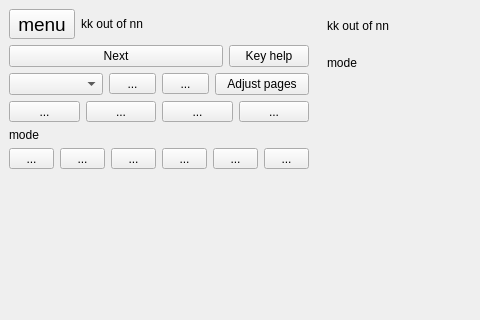
The window that plomclient/client/ui_files/annotator.ui (plomgrading/plom-client) describes before a commit, drawn with Qt 5; both pictures show x 0 to 480 and y 0 to 320 of the 881 by 670 pixel window.
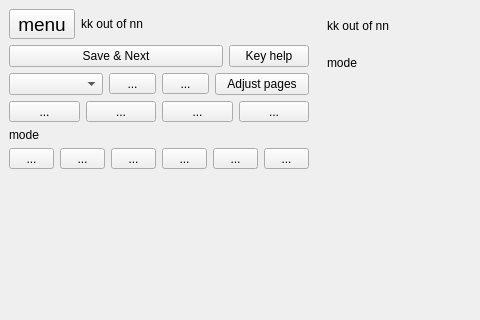
The same window after the commit.

Commit message: remove drop down menu from next button

What changed in the file:
```diff
--- a/plomclient/client/ui_files/annotator.ui
+++ b/plomclient/client/ui_files/annotator.ui
@@ -121,7 +121,7 @@
               <string/>
              </property>
              <property name="text">
-              <string>Next</string>
+              <string>Save &amp;&amp; Next</string>
              </property>
             </widget>
            </item>
```
The commit also changes 1 other file.
